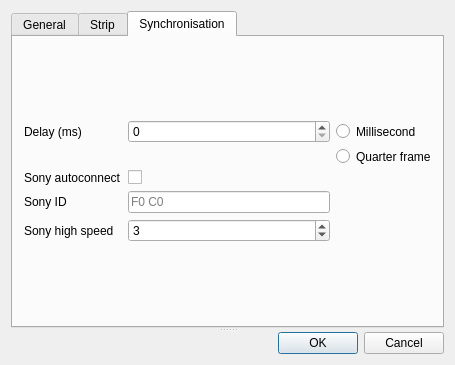
JokerSync/Joker, file app/Joker/PrefPanel.ui: the form before one commit.
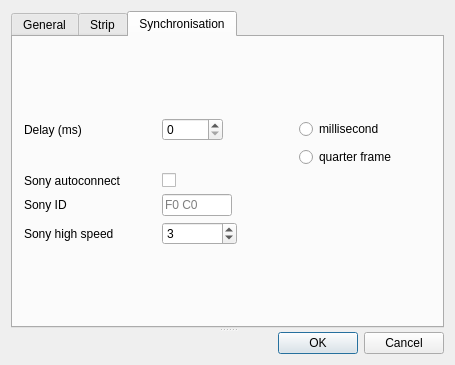
The form after the commit.

Commit message: Better display of the Synchro pref box

```diff
--- a/app/Joker/PrefPanel.ui
+++ b/app/Joker/PrefPanel.ui
@@ -253,8 +253,14 @@
             </property>
            </widget>
           </item>
-          <item row="5" column="1">
+          <item row="5" column="1" alignment="Qt::AlignLeft">
            <widget class="QSpinBox" name="spinBoxSonyHighSpeed">
+            <property name="minimumSize">
+             <size>
+              <width>75</width>
+              <height>0</height>
+             </size>
+            </property>
             <property name="minimum">
              <number>1</number>
             </property>
@@ -283,18 +289,18 @@
           <item row="0" column="2">
            <widget class="QRadioButton" name="radioButtonMS">
             <property name="text">
-             <string/>
+             <string>millisecond</string>
             </property>
            </widget>
           </item>
           <item row="1" column="2">
            <widget class="QRadioButton" name="radioButtonQF">
             <property name="text">
-             <string/>
+             <string>quarter frame</string>
             </property>
            </widget>
           </item>
-          <item row="0" column="1">
+          <item row="0" column="1" alignment="Qt::AlignLeft">
            <widget class="QSpinBox" name="spinBoxDelay">
             <property name="maximum">
              <number>10000</number>
@@ -304,34 +310,29 @@
             </property>
            </widget>
           </item>
-          <item row="4" column="1">
+          <item row="4" column="1" alignment="Qt::AlignLeft">
            <widget class="QLineEdit" name="lineEditSonyID">
+            <property name="maximumSize">
+             <size>
+              <width>70</width>
+              <height>16777215</height>
+             </size>
+            </property>
+            <property name="maxLength">
+             <number>20</number>
+            </property>
             <property name="placeholderText">
              <string>F0 C0</string>
             </property>
            </widget>
           </item>
-          <item row="3" column="1">
+          <item row="3" column="1" alignment="Qt::AlignLeft">
            <widget class="QCheckBox" name="cBoxSonyAutoconnect">
             <property name="text">
              <string/>
             </property>
            </widget>
           </item>
-          <item row="0" column="3">
-           <widget class="QLabel" name="label">
-            <property name="text">
-             <string>Millisecond</string>
-            </property>
-           </widget>
-          </item>
-          <item row="1" column="3">
-           <widget class="QLabel" name="lblQuarterFram">
-            <property name="text">
-             <string>Quarter frame</string>
-            </property>
-           </widget>
-          </item>
          </layout>
         </item>
        </layout>
```
